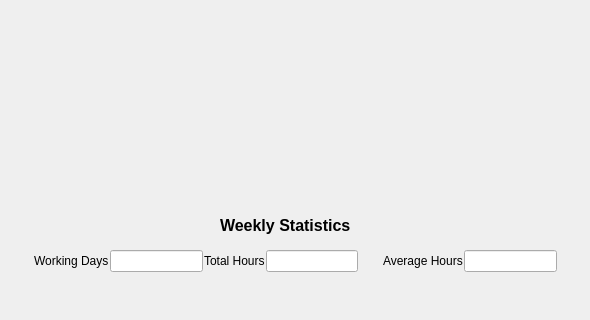
Above: ui/stats_weekly.ui from LuisFilipeDias/puncher before the change; both pictures show x 0 to 590 and y 393 to 713 of the 590 by 713 pixel window. Below: the same form after it.
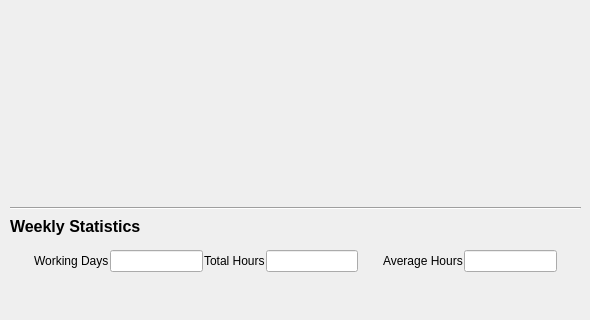
That is the form after the change. Custom widgets are drawn as their Qt base class.

Commit message: - change: first working version of monthly statistics

What changed in the file:
```diff
--- a/ui/stats_weekly.ui
+++ b/ui/stats_weekly.ui
@@ -230,15 +230,25 @@
     </item>
    </layout>
   </widget>
-  <widget class="QLabel" name="stats_weekly_weekly_statistics">
+  <widget class="QWidget" name="">
    <property name="geometry">
     <rect>
-     <x>220</x>
+     <x>10</x>
      <y>600</y>
-     <width>132</width>
-     <height>36</height>
+     <width>571</width>
+     <height>30</height>
     </rect>
    </property>
+   <layout class="QVBoxLayout" name="verticalLayout_2">
+    <item>
+     <widget class="Line" name="line_2">
+      <property name="orientation">
+       <enum>Qt::Horizontal</enum>
+      </property>
+     </widget>
+    </item>
+    <item>
+     <widget class="QLabel" name="stats_weekly_weekly_statistics">
    <property name="font">
     <font>
      <pointsize>12</pointsize>
@@ -249,6 +259,9 @@
    <property name="text">
     <string>Weekly Statistics</string>
    </property>
+     </widget>
+    </item>
+   </layout>
   </widget>
  </widget>
  <customwidgets>
```
Lines whose indentation alone changed are shown as unchanged. The commit also changes 6 other files.
